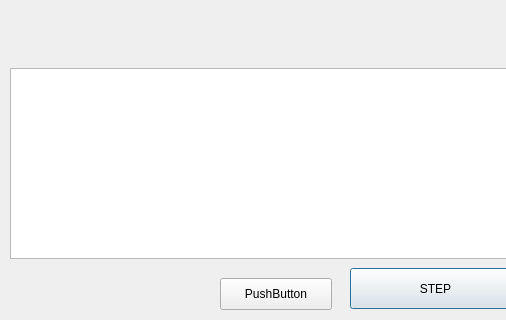
Above: stepmode.ui from ldkars/CMO9 before the change; both pictures show x 0 to 506 and y 312 to 632 of the 871 by 632 pixel window. Below: the same form after it.
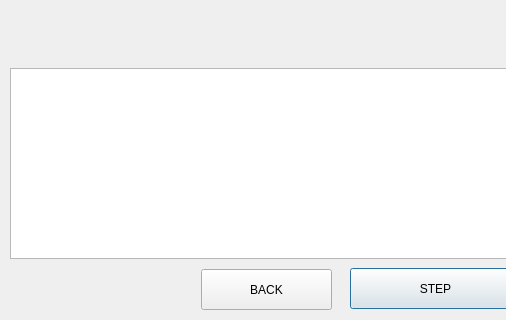
That is the form after the change.

```diff
--- a/stepmode.ui
+++ b/stepmode.ui
@@ -55,14 +55,14 @@
   <widget class="QPushButton" name="pushButton_2">
    <property name="geometry">
     <rect>
-     <x>220</x>
-     <y>590</y>
-     <width>112</width>
-     <height>32</height>
+     <x>201</x>
+     <y>581</y>
+     <width>131</width>
+     <height>41</height>
     </rect>
    </property>
    <property name="text">
-    <string>PushButton</string>
+    <string>BACK</string>
    </property>
   </widget>
   <widget class="QTableView" name="tableView_3">
```
